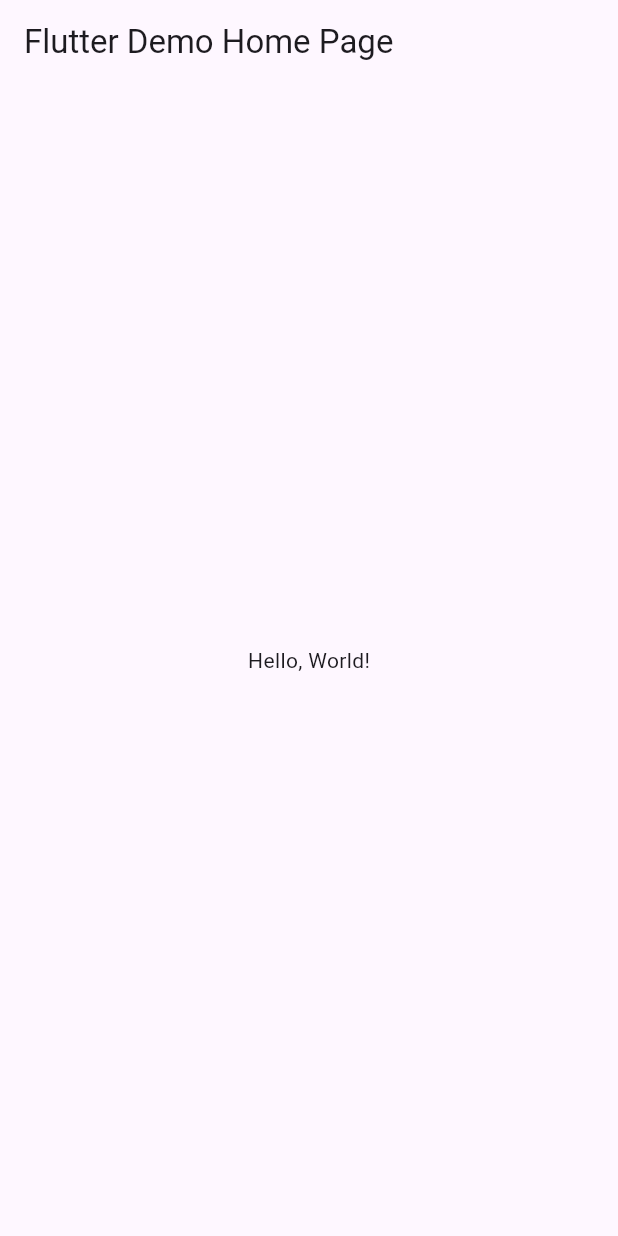
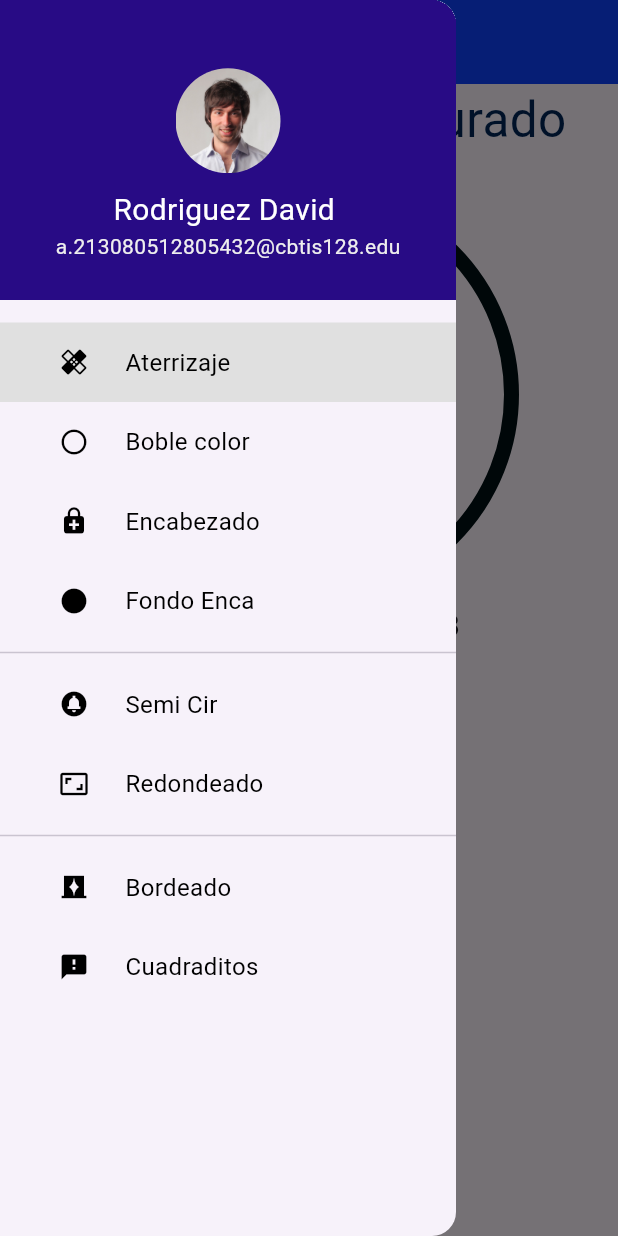
Before and after one commit to OneDavidrdz131/UIIACT3_Drawer, a Flutter app: the screen it shows after launch, with the side drawer open (before the commit the screen has no drawer), on a phone screen of 412 x 824 dp. Run offline on Flutter 3.47's test engine with Material 3 defaults, Android fonts, the phone set to English and light mode, and no system bars.

Commit message:
version2

```diff
--- /dev/null
+++ b/lib/dashboard.dart
@@ -0,0 +1,51 @@
+import 'package:flutter/material.dart';
+
+class DashboardPage extends StatelessWidget {
+  @override
+  Widget build(BuildContext context) {
+    return Scaffold(
+      body: Center(
+        child: Column(
+          children: [
+            const Text(
+              'David Rodriguez jurado',
+              style: TextStyle(
+                fontSize: 33,
+                color: Color(0xff002558),
+              ),
+            ),
+            Align(
+              alignment: Alignment.topCenter,
+              child: Container(
+                margin: EdgeInsets.only(top: 20),
+                decoration: BoxDecoration(
+                  shape: BoxShape.circle,
+                  border: Border.all(
+                    color: Color(0xff010f14),
+                    width: 10,
+                  ),
+                ),
+                width: 280,
+                height: 280,
+                alignment: Alignment.center,
+                child: const Text(
+                  'Dr',
+                  style: TextStyle(
+                    fontSize: 180,
+                    color: Color(0xff00d5ff),
+                  ),
+                ),
+              ),
+            ),
+            Container(
+              child: Text(
+                "Mat.21308051280543",
+                style: TextStyle(fontSize: 20),
+              ),
+            ),
+          ],
+        ),
+      ),
+    );
+  }
+}
--- a/lib/main.dart
+++ b/lib/main.dart
@@ -1,43 +1,174 @@
 import 'package:flutter/material.dart';
 
-void main() => runApp(MyApp());
+import 'package:rodriguezdrawerpaginas/privacy_policy.dart';
+import 'package:rodriguezdrawerpaginas/send_feedback.dart';
+import 'package:rodriguezdrawerpaginas/settings.dart';
+import 'contacts.dart';
+import 'dashboard.dart';
+import 'events.dart';
+import 'my_drawer_header.dart';
+import 'notes.dart';
+import 'notifications.dart';
+
+void main() {
+  runApp(MyApp());
+}
 
 class MyApp extends StatelessWidget {
-  const MyApp({super.key});
-  // This widget is the root of your application.
+  const MyApp({Key? key}) : super(key: key);
   @override
   Widget build(BuildContext context) {
     return MaterialApp(
-      // Application name
-      title: 'Flutter Hello World',
-      // Application theme data, you can set the colors for the application as
-      // you want
-      theme: ThemeData(
-        // useMaterial3: false,
-        primarySwatch: Colors.blue,
-      ),
-      // A widget which will be started on application startup
-      home: MyHomePage(title: 'Flutter Demo Home Page'),
+      debugShowCheckedModeBanner: false,
+      home: HomePage(),
     );
   }
 }
+//s9s9s9s  rrrrrrr
 
-class MyHomePage extends StatelessWidget {
-  final String title;
-  const MyHomePage({super.key, required this.title});
+class HomePage extends StatefulWidget {
+  const HomePage({Key? key}) : super(key: key);
+  @override
+  _HomePageState createState() => _HomePageState();
+}
+
+class _HomePageState extends State<HomePage> {
+  var currentPage = DrawerSections.dashboard;
 
   @override
   Widget build(BuildContext context) {
+    var container;
+    if (currentPage == DrawerSections.dashboard) {
+      container = DashboardPage();
+    } else if (currentPage == DrawerSections.contacts) {
+      container = ContactsPage();
+    } else if (currentPage == DrawerSections.events) {
+      container = EventsPage();
+    } else if (currentPage == DrawerSections.notes) {
+      container = NotesPage();
+    } else if (currentPage == DrawerSections.settings) {
+      container = SettingsPage();
+    } else if (currentPage == DrawerSections.notifications) {
+      container = NotificationsPage();
+    } else if (currentPage == DrawerSections.privacy_policy) {
+      container = PrivacyPolicyPage();
+    } else if (currentPage == DrawerSections.send_feedback) {
+      container = SendFeedbackPage();
+    }
     return Scaffold(
       appBar: AppBar(
-        // The title text which will be shown on the action bar
-        title: Text(title),
+        backgroundColor: Color(0xff0d41fe),
+        title: Text("Drawer Rodriguez David "),
       ),
-      body: Center(
-        child: Text(
-          'Hello, World!',
+      body: container,
+      drawer: Drawer(
+        child: SingleChildScrollView(
+          child: Container(
+            child: Column(
+              children: [
+                MyHeaderDrawer(),
+                MyDrawerList(),
+              ],
+            ),
+          ),
+        ),
+      ),
+    );
+  }
+
+  Widget MyDrawerList() {
+    return Container(
+      padding: EdgeInsets.only(
+        top: 15,
+      ),
+      child: Column(
+        // shows the list of menu drawer
+        children: [
+          menuItem(1, "Aterrizaje", Icons.healing,
+              currentPage == DrawerSections.dashboard ? true : false),
+          menuItem(2, "Boble color ", Icons.circle_outlined,
+              currentPage == DrawerSections.contacts ? true : false),
+          menuItem(3, "Encabezado", Icons.enhanced_encryption,
+              currentPage == DrawerSections.events ? true : false),
+          menuItem(4, "Fondo Enca", Icons.circle,
+              currentPage == DrawerSections.notes ? true : false),
+          Divider(),
+          menuItem(5, "Semi Cir", Icons.circle_notifications_sharp,
+              currentPage == DrawerSections.settings ? true : false),
+          menuItem(6, "Redondeado", Icons.aspect_ratio_outlined,
+              currentPage == DrawerSections.notifications ? true : false),
+          Divider(),
+          menuItem(7, "Bordeado", Icons.curtains,
+              currentPage == DrawerSections.privacy_policy ? true : false),
+          menuItem(8, "Cuadraditos", Icons.feedback,
+              currentPage == DrawerSections.send_feedback ? true : false),
+        ],
+      ),
+    );
+  }
+
+  Widget menuItem(int id, String title, IconData icon, bool selected) {
+    return Material(
+      color: selected ? Colors.grey[300] : Colors.transparent,
+      child: InkWell(
+        onTap: () {
+          Navigator.pop(context);
+          setState(() {
+            if (id == 1) {
+              currentPage = DrawerSections.dashboard;
+            } else if (id == 2) {
+              currentPage = DrawerSections.contacts;
+            } else if (id == 3) {
+              currentPage = DrawerSections.events;
+            } else if (id == 4) {
+              currentPage = DrawerSections.notes;
+            } else if (id == 5) {
+              currentPage = DrawerSections.settings;
+            } else if (id == 6) {
+              currentPage = DrawerSections.notifications;
+            } else if (id == 7) {
+              currentPage = DrawerSections.privacy_policy;
+            } else if (id == 8) {
+              currentPage = DrawerSections.send_feedback;
+            }
+          });
+        },
+        child: Padding(
+          padding: EdgeInsets.all(15.0),
+          child: Row(
+            children: [
+              Expanded(
+                child: Icon(
+                  icon,
+                  size: 20,
+                  color: Colors.black,
+                ),
+              ),
+              Expanded(
+                flex: 3,
+                child: Text(
+                  title,
+                  style: TextStyle(
+                    color: Colors.black,
+                    fontSize: 16,
+                  ),
+                ),
+              ),
+            ],
+          ),
         ),
       ),
     );
   }
 }
+
+enum DrawerSections {
+  dashboard,
+  contacts,
+  events,
+  notes,
+  settings,
+  notifications,
+  privacy_policy,
+  send_feedback,
+}
--- /dev/null
+++ b/lib/my_drawer_header.dart
@@ -0,0 +1,44 @@
+import 'package:flutter/material.dart';
+
+class MyHeaderDrawer extends StatefulWidget {
+  @override
+  _MyHeaderDrawerState createState() => _MyHeaderDrawerState();
+}
+
+class _MyHeaderDrawerState extends State<MyHeaderDrawer> {
+  @override
+  Widget build(BuildContext context) {
+    return Container(
+      color: Color(0xff280b85),
+      width: double.infinity,
+      height: 200,
+      padding: EdgeInsets.only(top: 20.0),
+      child: Column(
+        mainAxisAlignment: MainAxisAlignment.center,
+        children: [
+          Container(
+            margin: EdgeInsets.only(bottom: 10),
+            height: 70,
+            decoration: BoxDecoration(
+              shape: BoxShape.circle,
+              image: DecorationImage(
+                image: AssetImage('assets/images/profile.jpg'),
+              ),
+            ),
+          ),
+          Text(
+            "Rodriguez David ",
+            style: TextStyle(color: Colors.white, fontSize: 20),
+          ),
+          Text(
+            "a.213080512805432@cbtis128.edu",
+            style: TextStyle(
+              color: Colors.grey[200],
+              fontSize: 14,
+            ),
+          ),
+        ],
+      ),
+    );
+  }
+}
--- a/pubspec.yaml
+++ b/pubspec.yaml
@@ -17,6 +17,9 @@ dev_dependencies:
 
 flutter:
   uses-material-design: true
+  assets:
+    - assets/images/profile.jpg
+    - assets/
   # assets:
   #  - images/a_dot_burr.jpeg
   #  - images/a_dot_ham.jpeg
```
Also changed, not shown: lib/contacts.dart (added, +58 -0 lines), lib/events.dart (added, +52 -0 lines), lib/notes.dart (added, +59 -0 lines), lib/notifications.dart (added, +41 -0 lines), lib/privacy_policy.dart (added, +45 -0 lines), lib/send_feedback.dart (added, +44 -0 lines), lib/settings.dart (added, +44 -0 lines), assets/avatar.jpg (added), assets/images/profile.jpg (added).
